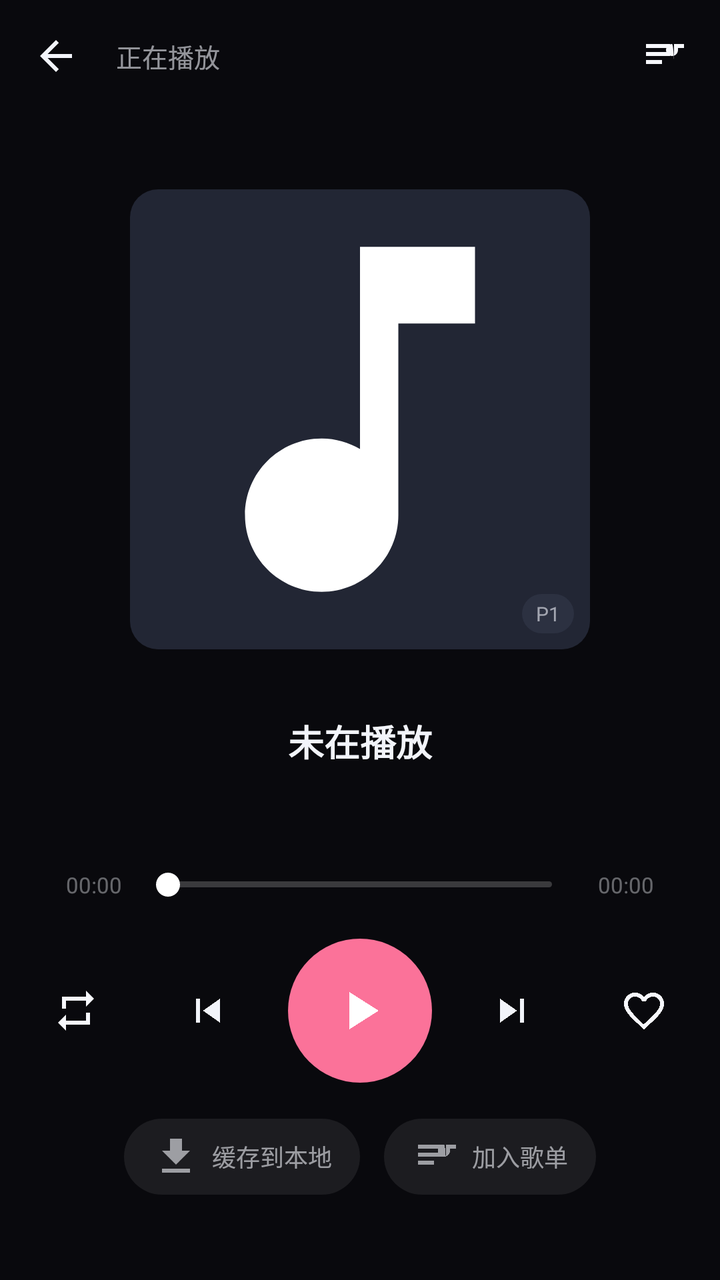
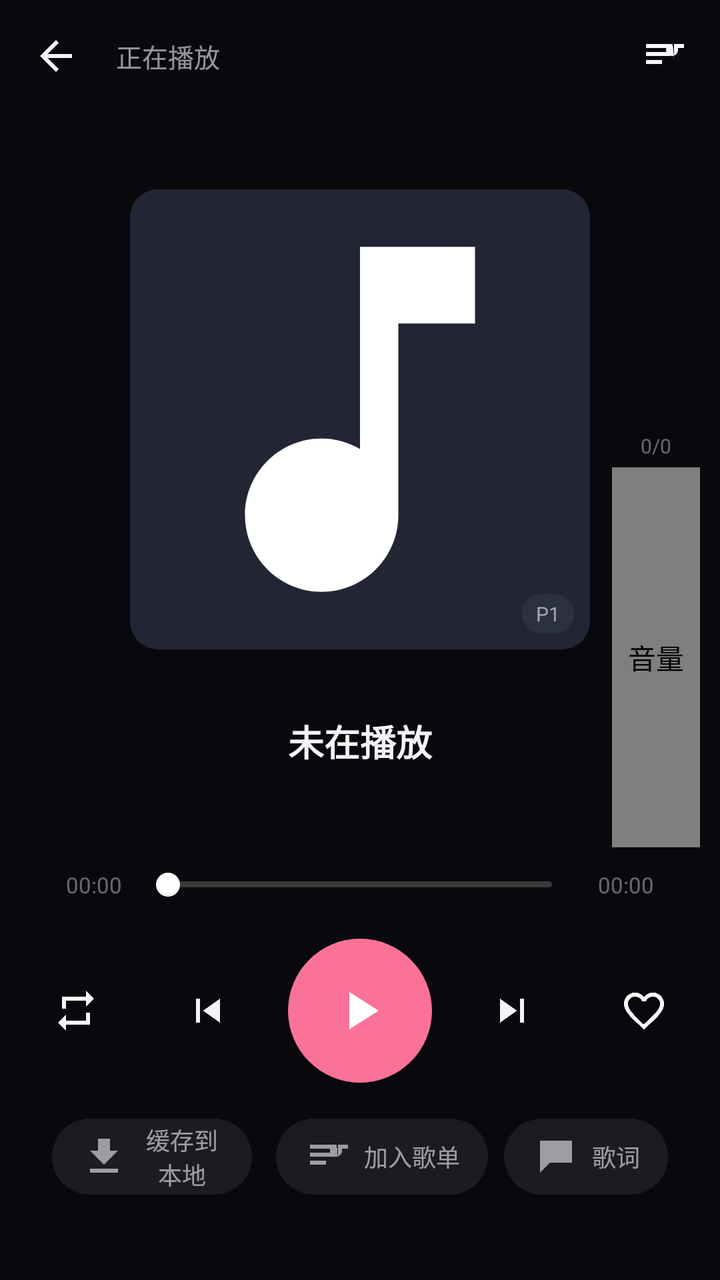

Before-and-after screenshots of an Android layout around one commit, followed by the original layout XML and the change that was made.
<!-- AndroidManifest.xml: activity theme AppTheme -->
<!-- res/layout/activity_player.xml -->
<?xml version="1.0" encoding="utf-8"?>
<FrameLayout xmlns:android="http://schemas.android.com/apk/res/android"
    android:layout_width="match_parent"
    android:layout_height="match_parent"
    android:background="@color/bg">

    <ImageView
        android:id="@+id/bg"
        android:layout_width="match_parent"
        android:layout_height="match_parent"
        android:scaleType="centerCrop" />

    <View
        android:layout_width="match_parent"
        android:layout_height="match_parent"
        android:background="#86000000" />

    <LinearLayout
        android:layout_width="match_parent"
        android:layout_height="match_parent"
        android:orientation="vertical">

        <LinearLayout
            android:layout_width="match_parent"
            android:layout_height="56dp"
            android:gravity="center_vertical"
            android:orientation="horizontal"
            android:paddingLeft="6dp"
            android:paddingRight="6dp">

            <ImageButton
                android:id="@+id/back"
                android:layout_width="44dp"
                android:layout_height="44dp"
                android:background="@null"
                android:contentDescription="收起"
                android:src="@drawable/ic_back"
                android:tint="@color/text" />

            <TextView
                android:layout_width="0dp"
                android:layout_height="wrap_content"
                android:layout_weight="1"
                android:ellipsize="end"
                android:gravity="center_vertical"
                android:paddingLeft="8dp"
                android:singleLine="true"
                android:text="@string/now_playing"
                android:textColor="@color/text_sub"
                android:textSize="13sp" />

            <ImageButton
                android:id="@+id/btn_queue"
                android:layout_width="44dp"
                android:layout_height="44dp"
                android:background="@null"
                android:contentDescription="队列"
                android:src="@drawable/ic_queue"
                android:tint="@color/text_sub" />
        </LinearLayout>

        <View
            android:layout_width="match_parent"
            android:layout_height="0dp"
            android:layout_weight="0.6" />

        <FrameLayout
            android:layout_width="230dp"
            android:layout_height="230dp"
            android:layout_gravity="center_horizontal">

            <ImageView
                android:id="@+id/art"
                android:layout_width="230dp"
                android:layout_height="230dp"
                android:background="@drawable/shape_card"
                android:scaleType="centerCrop"
                android:src="@drawable/ic_music_note" />

            <TextView
                android:id="@+id/n_badge"
                android:layout_width="wrap_content"
                android:layout_height="wrap_content"
                android:layout_gravity="bottom|right"
                android:layout_margin="8dp"
                android:background="@drawable/shape_card2"
                android:paddingBottom="3dp"
                android:paddingLeft="7dp"
                android:paddingRight="7dp"
                android:paddingTop="3dp"
                android:text="P1"
                android:textColor="@color/text_sub"
                android:textSize="10sp" />
        </FrameLayout>

        <View
            android:layout_width="match_parent"
            android:layout_height="0dp"
            android:layout_weight="0.5" />

        <LinearLayout
            android:layout_width="match_parent"
            android:layout_height="wrap_content"
            android:orientation="vertical"
            android:paddingLeft="26dp"
            android:paddingRight="26dp">

            <TextView
                android:id="@+id/title"
                android:layout_width="match_parent"
                android:layout_height="wrap_content"
                android:ellipsize="end"
                android:gravity="center"
                android:singleLine="true"
                android:text="未在播放"
                android:textColor="@color/text"
                android:textSize="18sp"
                android:textStyle="bold" />

            <TextView
                android:id="@+id/author"
                android:layout_width="match_parent"
                android:layout_height="wrap_content"
                android:layout_marginTop="6dp"
                android:ellipsize="end"
                android:gravity="center"
                android:singleLine="true"
                android:text=""
                android:textColor="@color/text_sub"
                android:textSize="13sp" />

            <LinearLayout
                android:layout_width="match_parent"
                android:layout_height="wrap_content"
                android:layout_marginTop="22dp"
                android:gravity="center_vertical"
                android:orientation="horizontal">

                <TextView
                    android:id="@+id/t_cur"
                    android:layout_width="42dp"
                    android:layout_height="wrap_content"
                    android:gravity="center"
                    android:text="00:00"
                    android:textColor="@color/text_dim"
                    android:textSize="11sp" />

                <SeekBar
                    android:id="@+id/seek"
                    android:layout_width="0dp"
                    android:layout_height="26dp"
                    android:layout_weight="1"
                    android:max="1000"
                    android:progressDrawable="@drawable/seek_gray"
                    android:splitTrack="false"
                    android:thumb="@drawable/seek_thumb" />

                <TextView
                    android:id="@+id/t_dur"
                    android:layout_width="42dp"
                    android:layout_height="wrap_content"
                    android:gravity="center"
                    android:text="00:00"
                    android:textColor="@color/text_dim"
                    android:textSize="11sp" />
            </LinearLayout>

            <LinearLayout
                android:layout_width="match_parent"
                android:layout_height="wrap_content"
                android:layout_marginTop="14dp"
                android:gravity="center"
                android:orientation="horizontal">

                <ImageButton
                    android:id="@+id/btn_mode"
                    android:layout_width="48dp"
                    android:layout_height="48dp"
                    android:background="@null"
                    android:contentDescription="播放模式"
                    android:src="@drawable/ic_repeat"
                    android:tint="@color/text_sub" />

                <View
                    android:layout_width="16dp"
                    android:layout_height="1dp" />

                <ImageButton
                    android:id="@+id/btn_prev"
                    android:layout_width="52dp"
                    android:layout_height="52dp"
                    android:background="@null"
                    android:contentDescription="上一首"
                    android:src="@drawable/ic_prev"
                    android:tint="@color/text" />

                <ImageButton
                    android:id="@+id/btn_play"
                    android:layout_width="72dp"
                    android:layout_height="72dp"
                    android:layout_marginLeft="14dp"
                    android:layout_marginRight="14dp"
                    android:background="@drawable/circle_accent"
                    android:contentDescription="@string/play"
                    android:padding="20dp"
                    android:scaleType="fitCenter"
                    android:src="@drawable/ic_play"
                    android:tint="@color/white" />

                <ImageButton
                    android:id="@+id/btn_next"
                    android:layout_width="52dp"
                    android:layout_height="52dp"
                    android:background="@null"
                    android:contentDescription="下一首"
                    android:src="@drawable/ic_next"
                    android:tint="@color/text" />

                <View
                    android:layout_width="16dp"
                    android:layout_height="1dp" />

                <ImageButton
                    android:id="@+id/btn_fav"
                    android:layout_width="48dp"
                    android:layout_height="48dp"
                    android:background="@null"
                    android:contentDescription="收藏"
                    android:src="@drawable/ic_fav_border"
                    android:tint="@color/text_sub" />
            </LinearLayout>

            <LinearLayout
                android:layout_width="match_parent"
                android:layout_height="wrap_content"
                android:layout_marginTop="18dp"
                android:gravity="center"
                android:orientation="horizontal">

                <Button
                    android:id="@+id/btn_cache"
                    android:layout_width="wrap_content"
                    android:layout_height="38dp"
                    android:background="@drawable/ripple_round"
                    android:drawableLeft="@drawable/ic_download"
                    android:drawablePadding="6dp"
                    android:drawableTint="@color/text_sub"
                    android:minWidth="0dp"
                    android:paddingLeft="14dp"
                    android:paddingRight="14dp"
                    android:text="缓存到本地"
                    android:textAllCaps="false"
                    android:textColor="@color/text_sub"
                    android:textSize="12sp" />

                <View
                    android:layout_width="12dp"
                    android:layout_height="1dp" />

                <Button
                    android:id="@+id/btn_add_pl"
                    android:layout_width="wrap_content"
                    android:layout_height="38dp"
                    android:background="@drawable/ripple_round"
                    android:drawableLeft="@drawable/ic_queue"
                    android:drawablePadding="6dp"
                    android:drawableTint="@color/text_sub"
                    android:minWidth="0dp"
                    android:paddingLeft="14dp"
                    android:paddingRight="14dp"
                    android:text="加入歌单"
                    android:textAllCaps="false"
                    android:textColor="@color/text_sub"
                    android:textSize="12sp" />
            </LinearLayout>

            <TextView
                android:id="@+id/hint"
                android:layout_width="match_parent"
                android:layout_height="wrap_content"
                android:layout_marginBottom="18dp"
                android:layout_marginTop="10dp"
                android:gravity="center"
                android:text=""
                android:textColor="@color/text_dim"
                android:textSize="11sp" />
        </LinearLayout>
    </LinearLayout>
</FrameLayout>
<!-- resources referenced by this layout -->
<resources>
  <color name="bg">#FF12141C</color>
  <color name="text">#FFF2F4FA</color>
  <color name="text_dim">#66F2F4FA</color>
  <color name="text_sub">#99F2F4FA</color>
  <color name="white">#FFFFFFFF</color>
  <!-- drawable circle_accent (drawable) -->
  <?xml version="1.0" encoding="utf-8"?>
  <shape xmlns:android="http://schemas.android.com/apk/res/android" android:shape="oval">
      <solid android:color="@color/pink" />
  </shape>
  <!-- drawable ic_next (drawable) -->
  <?xml version="1.0" encoding="utf-8"?>
  <vector xmlns:android="http://schemas.android.com/apk/res/android"
      android:width="24dp"
      android:height="24dp"
      android:viewportWidth="24.0"
      android:viewportHeight="24.0">
      <path
          android:fillColor="#FFFFFFFF"
          android:pathData="M6,18l8.5,-6L6,6v12zM16,6v12h2V6h-2z" />
  </vector>
  <!-- drawable ic_play (drawable) -->
  <?xml version="1.0" encoding="utf-8"?>
  <vector xmlns:android="http://schemas.android.com/apk/res/android"
      android:width="24dp"
      android:height="24dp"
      android:viewportWidth="24.0"
      android:viewportHeight="24.0">
      <path
          android:fillColor="#FFFFFFFF"
          android:pathData="M8,5v14l11,-7z" />
  </vector>
  <!-- drawable ic_prev (drawable) -->
  <?xml version="1.0" encoding="utf-8"?>
  <vector xmlns:android="http://schemas.android.com/apk/res/android"
      android:width="24dp"
      android:height="24dp"
      android:viewportWidth="24.0"
      android:viewportHeight="24.0">
      <path
          android:fillColor="#FFFFFFFF"
          android:pathData="M6,6h2v12H6zM9.5,12l8.5,6V6z" />
  </vector>
  <!-- drawable ripple_round (drawable) -->
  <?xml version="1.0" encoding="utf-8"?>
  <shape xmlns:android="http://schemas.android.com/apk/res/android" android:shape="rectangle">
      <solid android:color="#14FFFFFF" />
      <corners android:radius="24dp" />
  </shape>
  <!-- drawable seek_thumb (drawable) -->
  <?xml version="1.0" encoding="utf-8"?>
  <shape xmlns:android="http://schemas.android.com/apk/res/android" android:shape="oval">
      <size android:height="12dp" android:width="12dp" />
      <solid android:color="@color/white" />
  </shape>
  <!-- drawable shape_card (drawable) -->
  <?xml version="1.0" encoding="utf-8"?>
  <shape xmlns:android="http://schemas.android.com/apk/res/android" android:shape="rectangle">
      <solid android:color="@color/bg_card" />
      <corners android:radius="14dp" />
  </shape>
  <!-- drawable shape_card2 (drawable) -->
  <?xml version="1.0" encoding="utf-8"?>
  <shape xmlns:android="http://schemas.android.com/apk/res/android" android:shape="rectangle">
      <solid android:color="@color/bg_card_2" />
      <corners android:radius="10dp" />
  </shape>
  <string name="now_playing">正在播放</string>
  <string name="play">播放</string>
  <color name="pink">#FFFB7299</color>
  <color name="bg_card">#FF222634</color>
  <color name="bg_card_2">#FF2C3141</color>
  <color name="bg_soft">#FF1A1D28</color>
  <!-- unchanged entries left out for length: 8 -->
</resources>

<!-- the commit's change to res/layout/activity_player.xml (unified diff, before → after) -->
@@ -239,8 +239,9 @@
 
                 <Button
                     android:id="@+id/btn_cache"
-                    android:layout_width="wrap_content"
+                    android:layout_width="0dp"
                     android:layout_height="38dp"
+                    android:layout_weight="1"
                     android:background="@drawable/ripple_round"
                     android:drawableLeft="@drawable/ic_download"
                     android:drawablePadding="6dp"
@@ -268,7 +269,27 @@
                     android:minWidth="0dp"
                     android:paddingLeft="14dp"
                     android:paddingRight="14dp"
-                    android:text="加入歌单"
+                android:text="加入歌单"
+                android:textAllCaps="false"
+                android:textColor="@color/text_sub"
+                android:textSize="12sp" />
+
+                <View
+                    android:layout_width="8dp"
+                    android:layout_height="1dp" />
+
+                <Button
+                    android:id="@+id/btn_lyric"
+                    android:layout_width="wrap_content"
+                    android:layout_height="38dp"
+                    android:background="@drawable/ripple_round"
+                    android:drawableLeft="@drawable/ic_lyric"
+                    android:drawablePadding="6dp"
+                    android:drawableTint="@color/text_sub"
+                    android:minWidth="0dp"
+                    android:paddingLeft="14dp"
+                    android:paddingRight="14dp"
+                    android:text="@string/lyrics"
                     android:textAllCaps="false"
                     android:textColor="@color/text_sub"
                     android:textSize="12sp" />
@@ -286,4 +307,132 @@
                 android:textSize="11sp" />
         </LinearLayout>
     </LinearLayout>
+
+    
+    <FrameLayout
+        android:layout_width="wrap_content"
+        android:layout_height="wrap_content"
+        android:layout_gravity="end|center_vertical"
+        android:layout_marginEnd="10dp">
+
+        <LinearLayout
+            android:layout_width="wrap_content"
+            android:layout_height="wrap_content"
+            android:orientation="vertical"
+            android:gravity="center_horizontal">
+
+            <TextView
+                android:id="@+id/vol_pct"
+                android:layout_width="wrap_content"
+                android:layout_height="wrap_content"
+                android:text="0/0"
+                android:textColor="@color/text_dim"
+                android:textSize="10sp" />
+
+            <com.volcano.bmusic.ui.VolumeBar
+                android:id="@+id/vol_bar"
+                android:layout_width="44dp"
+                android:layout_height="190dp"
+                android:layout_marginTop="4dp"
+                android:contentDescription="@string/volume" />
+        </LinearLayout>
+    </FrameLayout>
+
+    
+    <FrameLayout
+        android:id="@+id/lyric_panel"
+        android:layout_width="match_parent"
+        android:layout_height="match_parent"
+        android:background="#E612141C"
+        android:visibility="gone">
+
+        <LinearLayout
+            android:layout_width="match_parent"
+            android:layout_height="match_parent"
+            android:orientation="vertical"
+            android:padding="18dp">
+
+            <LinearLayout
+                android:layout_width="match_parent"
+                android:layout_height="wrap_content"
+                android:orientation="horizontal"
+                android:gravity="center_vertical">
+
+                <TextView
+                    android:layout_width="0dp"
+                    android:layout_height="wrap_content"
+                    android:layout_weight="1"
+                    android:text="@string/lyric_panel_title"
+                    android:textColor="@color/text"
+                    android:textSize="16sp"
+                    android:textStyle="bold" />
+
+                <ImageButton
+                    android:id="@+id/lyric_close"
+                    android:layout_width="40dp"
+                    android:layout_height="40dp"
+                    android:background="@null"
+                    android:src="@drawable/ic_close"
+                    android:tint="@color/text_sub"
+                    android:contentDescription="关闭" />
+            </LinearLayout>
+
+            <LinearLayout
+                android:layout_width="match_parent"
+                android:layout_height="wrap_content"
+                android:layout_marginTop="10dp"
+                android:orientation="horizontal">
+
+                <EditText
+                    android:id="@+id/lyric_query"
+                    android:layout_width="0dp"
+                    android:layout_height="38dp"
+                    android:layout_weight="1"
+                    android:background="@drawable/shape_card"
+                    android:hint="@string/lyric_search_hint"
+                    android:textColorHint="@color/text_dim"
+                    android:imeOptions="actionSearch"
+                    android:inputType="text"
+                    android:paddingLeft="12dp"
+                    android:paddingRight="12dp"
+                    android:textColor="@color/text"
+                    android:textSize="13sp" />
+
+                <Button
+                    android:id="@+id/lyric_search"
+                    android:layout_width="wrap_content"
+                    android:layout_height="38dp"
+                    android:layout_marginLeft="8dp"
+                    android:background="@drawable/ripple_round"
+                    android:text="@string/search"
+                    android:textAllCaps="false"
+                    android:textColor="@color/text_sub"
+                    android:textSize="12sp" />
+            </LinearLayout>
+
+            <TextView
+                android:id="@+id/lyric_status"
+                android:layout_width="match_parent"
+                android:layout_height="wrap_content"
+                android:layout_marginTop="6dp"
+                android:gravity="center"
+                android:textColor="@color/text_dim"
+                android:textSize="11sp" />
+
+            <ScrollView
+                android:id="@+id/lyric_scroll"
+                android:layout_width="match_parent"
+                android:layout_height="0dp"
+                android:layout_weight="1"
+                android:layout_marginTop="8dp">
+
+                <LinearLayout
+                    android:id="@+id/lyric_lines"
+                    android:layout_width="match_parent"
+                    android:layout_height="wrap_content"
+                    android:orientation="vertical"
+                    android:paddingBottom="60dp" />
+            </ScrollView>
+        </LinearLayout>
+    </FrameLayout>
 </FrameLayout>
<!-- resource entries referenced after the edit -->
@@ -10,6 +10,30 @@
   <shape xmlns:android="http://schemas.android.com/apk/res/android" android:shape="oval">
       <solid android:color="@color/pink" />
   </shape>
+  <!-- drawable ic_close (drawable) -->
+  <?xml version="1.0" encoding="utf-8"?>
+  <vector xmlns:android="http://schemas.android.com/apk/res/android"
+      android:width="24dp"
+      android:height="24dp"
+      android:viewportWidth="24.0"
+      android:viewportHeight="24.0">
+      <path
+          android:fillColor="#FFFFFFFF"
+          android:pathData="M19,6.41L17.59,5 12,10.59 6.41,5 5,6.41 10.59,12 5,17.59 6.41,19 12,13.41 17.59,19 19,17.59 13.41,12z" />
+  </vector>
+  <!-- drawable ic_lyric (drawable) -->
+  <vector xmlns:android="http://schemas.android.com/apk/res/android"
+      android:width="24dp"
+      android:height="24dp"
+      android:viewportWidth="24"
+      android:viewportHeight="24">
+      <path
+          android:fillColor="#FF000000"
+          android:pathData="M4 4h16v11H9l-5 5V4z" />
+      <path
+          android:fillColor="#FFFFFFFF"
+          android:pathData="M7 7h10v2H7zM7 10h7v2H7z" />
+  </vector>
   <!-- drawable ic_next (drawable) -->
   <?xml version="1.0" encoding="utf-8"?>
   <vector xmlns:android="http://schemas.android.com/apk/res/android"
@@ -67,8 +91,13 @@
       <solid android:color="@color/bg_card_2" />
       <corners android:radius="10dp" />
   </shape>
+  <string name="lyric_panel_title">歌词</string>
+  <string name="lyric_search_hint">输入歌名 / 歌手，搜索歌词</string>
+  <string name="lyrics">歌词</string>
   <string name="now_playing">正在播放</string>
   <string name="play">播放</string>
+  <string name="search">搜索</string>
+  <string name="volume">音量</string>
   <color name="pink">#FFFB7299</color>
   <color name="bg_card">#FF222634</color>
   <color name="bg_card_2">#FF2C3141</color>
